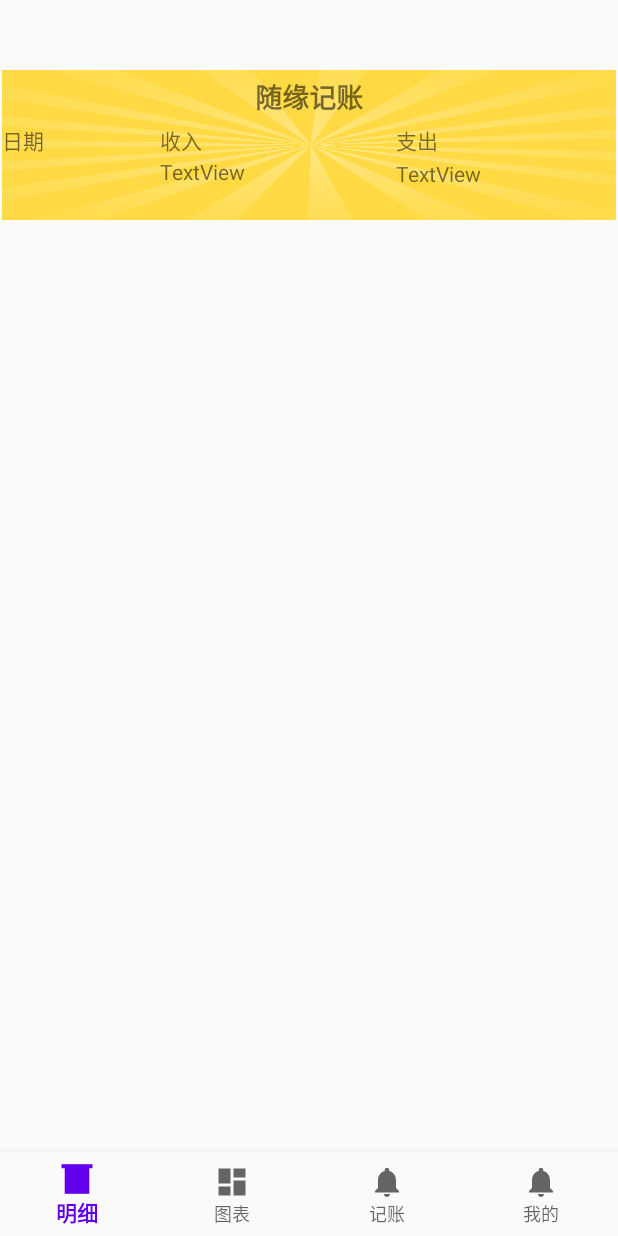
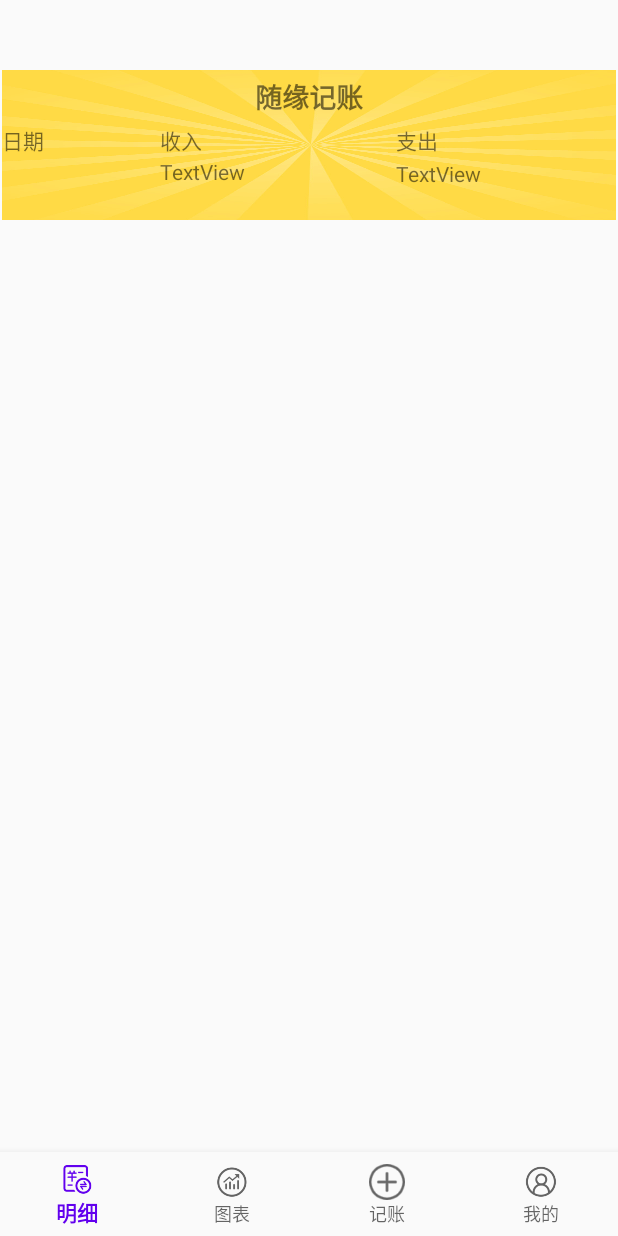
Before and after one commit to CNPolaris/MyMoneyApp, an Android app: the DetailsActivity screen opened directly, with no data from a screen before it, on a phone screen of 412 x 824 dp. Run offline under Robolectric (Android 15) with nearby library versions, the phone set to English and light mode, and no system bars.

Commit message:
修改了一下底部导航栏的图标

```diff
--- a/app/src/main/java/com/example/mymoneyapp/AddActivity.java
+++ b/app/src/main/java/com/example/mymoneyapp/AddActivity.java
@@ -56,14 +56,13 @@ public class AddActivity extends AppCompatActivity implements View.OnClickListen
         tabHost.addTab(tabHost.newTabSpec("tab2").setIndicator("支出",null).setContent(R.id.tab2));
 
         //zhicuhSpinner.setOnItemLongClickListener();
-        BottomNavigationView bottomNavigationView = findViewById(R.id.nav_view);
+        final BottomNavigationView bottomNavigationView = findViewById(R.id.nav_view);
         bottomNavigationView.setOnNavigationItemReselectedListener(new BottomNavigationView.OnNavigationItemReselectedListener() {
             @Override
             public void onNavigationItemReselected(@NonNull MenuItem item) {
                 switch (item.getItemId()) {
                     case R.id.navigation_mingxi:
                         Intent intent1 = new Intent(AddActivity.this, DetailsActivity.class);
-
                         startActivity(intent1);
                         break;
                     case R.id.navigation_tubiao:
--- a/app/src/main/java/com/example/mymoneyapp/DetailsActivity.java
+++ b/app/src/main/java/com/example/mymoneyapp/DetailsActivity.java
@@ -24,7 +24,7 @@ public class DetailsActivity extends AppCompatActivity {
         super.onCreate(savedInstanceState);
         setContentView(R.layout.activity_details);
         //底部导航栏
-        BottomNavigationView bottomNavigationView=findViewById(R.id.nav_view);
+        final BottomNavigationView bottomNavigationView=findViewById(R.id.nav_view);
         bottomNavigationView.setOnNavigationItemReselectedListener(new BottomNavigationView.OnNavigationItemReselectedListener() {
             @Override
             public void onNavigationItemReselected(@NonNull MenuItem item) {
--- a/app/src/main/java/com/example/mymoneyapp/MyInfoActivity.java
+++ b/app/src/main/java/com/example/mymoneyapp/MyInfoActivity.java
@@ -21,7 +21,7 @@ public class MyInfoActivity extends AppCompatActivity {
         super.onCreate(savedInstanceState);
         setContentView(R.layout.activity_my_info);
         //底部导航栏
-        BottomNavigationView bottomNavigationView=findViewById(R.id.nav_view);
+        final BottomNavigationView bottomNavigationView=findViewById(R.id.nav_view);
         bottomNavigationView.setOnNavigationItemReselectedListener(new BottomNavigationView.OnNavigationItemReselectedListener() {
             @Override
             public void onNavigationItemReselected(@NonNull MenuItem item) {
--- a/app/src/main/java/com/example/mymoneyapp/chartActivity.java
+++ b/app/src/main/java/com/example/mymoneyapp/chartActivity.java
@@ -16,7 +16,7 @@ public class chartActivity extends AppCompatActivity {
         super.onCreate(savedInstanceState);
         setContentView(R.layout.activity_chart);
 
-        BottomNavigationView bottomNavigationView=findViewById(R.id.nav_view);
+        final BottomNavigationView bottomNavigationView=findViewById(R.id.nav_view);
         bottomNavigationView.setOnNavigationItemReselectedListener(new BottomNavigationView.OnNavigationItemReselectedListener() {
             @Override
             public void onNavigationItemReselected(@NonNull MenuItem item) {
--- /dev/null
+++ b/app/src/main/res/drawable/button_add_selector.xml
@@ -0,0 +1,6 @@
+<?xml version="1.0" encoding="utf-8"?>
+<selector xmlns:android="http://schemas.android.com/apk/res/android">
+    <item android:drawable="@drawable/bottom_add_normal" android:state_pressed="false"/>
+
+    <item android:drawable="@drawable/bottom_add_pressed" android:state_pressed="true"/>
+</selector>
--- a/app/src/main/res/layout/activity_add.xml
+++ b/app/src/main/res/layout/activity_add.xml
@@ -15,6 +15,7 @@
         android:background="?android:attr/windowBackground"
         android:focusable="true"
         android:focusableInTouchMode="false"
+        android:layout_alignParentBottom="true"
         app:labelVisibilityMode="labeled"
         app:layout_constraintBottom_toBottomOf="parent"
         app:layout_constraintLeft_toLeftOf="parent"
--- a/app/src/main/res/layout/activity_details.xml
+++ b/app/src/main/res/layout/activity_details.xml
@@ -7,26 +7,28 @@
     android:focusableInTouchMode="false"
     android:layout_height="match_parent"
     tools:context=".DetailsActivity">
+
     <com.google.android.material.bottomnavigation.BottomNavigationView
         android:id="@+id/nav_view"
         android:layout_width="0dp"
         android:layout_height="wrap_content"
-        android:layout_marginStart="0dp"
-        android:layout_marginEnd="0dp"
+        android:layout_alignParentBottom="true"
         android:background="?android:attr/windowBackground"
         android:focusableInTouchMode="false"
         app:labelVisibilityMode="labeled"
         app:layout_constraintBottom_toBottomOf="parent"
+        app:layout_constraintHorizontal_bias="1.0"
         app:layout_constraintLeft_toLeftOf="parent"
         app:layout_constraintRight_toRightOf="parent"
         app:menu="@menu/bottom_nav_menu" />
 
     <LinearLayout
+        android:id="@+id/linearLayout6"
         android:layout_width="409dp"
         android:layout_height="100dp"
         android:layout_marginBottom="575dp"
+        android:background="@drawable/badge_dialog_bg_b"
         android:orientation="vertical"
-        android:background="@drawable/badge_dialog_bg_b"
         app:layout_constraintBottom_toTopOf="@+id/nav_view"
         app:layout_constraintEnd_toEndOf="parent"
         app:layout_constraintStart_toStartOf="parent"
@@ -72,7 +74,7 @@
                 <LinearLayout
                     android:layout_width="match_parent"
                     android:layout_height="match_parent"
-                    android:orientation="vertical"/>
+                    android:orientation="vertical" />
             </LinearLayout>
 
 
@@ -143,4 +145,15 @@
 
     </LinearLayout>
 
+    <LinearLayout
+        android:layout_width="409dp"
+        android:layout_height="573dp"
+        android:layout_marginEnd="1dp"
+        android:layout_marginRight="1dp"
+        android:orientation="vertical"
+        app:layout_constraintBottom_toTopOf="@+id/nav_view"
+        app:layout_constraintEnd_toEndOf="parent"
+        app:layout_constraintStart_toStartOf="parent"
+        app:layout_constraintTop_toBottomOf="@+id/linearLayout6"></LinearLayout>
+
 </androidx.constraintlayout.widget.ConstraintLayout>
--- a/app/src/main/res/menu/bottom_nav_menu.xml
+++ b/app/src/main/res/menu/bottom_nav_menu.xml
@@ -3,24 +3,20 @@
 
     <item
         android:id="@+id/navigation_mingxi"
-        android:icon="@drawable/mingxi"
-        android:focusableInTouchMode="false"
+        android:icon="@drawable/bottom_detail_normal"
         android:title="明细" />
 
     <item
         android:id="@+id/navigation_tubiao"
-        android:icon="@drawable/ic_dashboard_black_24dp"
-        android:focusableInTouchMode="false"
+        android:icon="@drawable/bottom_chart_normal"
         android:title="图表" />
 
     <item
         android:id="@+id/navigation_jizhang"
-        android:icon="@drawable/ic_notifications_black_24dp"
-        android:focusableInTouchMode="false"
+        android:icon="@drawable/button_add"
         android:title="记账" />
     <item
         android:id="@+id/navigation_wode"
-        android:icon="@drawable/ic_notifications_black_24dp"
-        android:focusableInTouchMode="false"
+        android:icon="@drawable/bottom_me_normal"
         android:title="我的" />
 </menu>
```
Also changed, not shown: app/src/main/res/drawable-v24/bottom_add_normal.png (added), app/src/main/res/drawable/bottom_add_pressed.png (added), app/src/main/res/drawable/bottom_chart_normal.png (added), app/src/main/res/drawable/bottom_chart_pressed.png (added), app/src/main/res/drawable/bottom_detail_normal.png (added), app/src/main/res/drawable/bottom_detail_pressed.png (added), app/src/main/res/drawable/bottom_me_normal.png (added), app/src/main/res/drawable/bottom_me_pressed.png (added), app/src/main/res/drawable/button_add.png (added).
